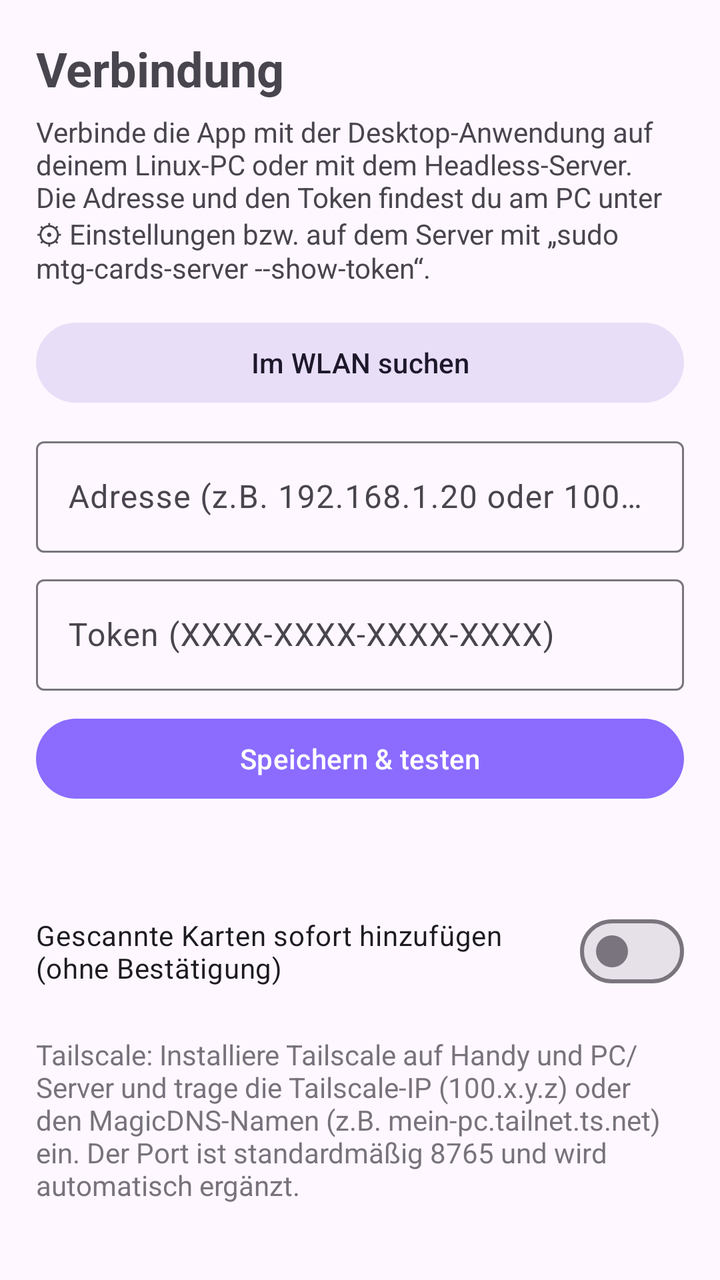
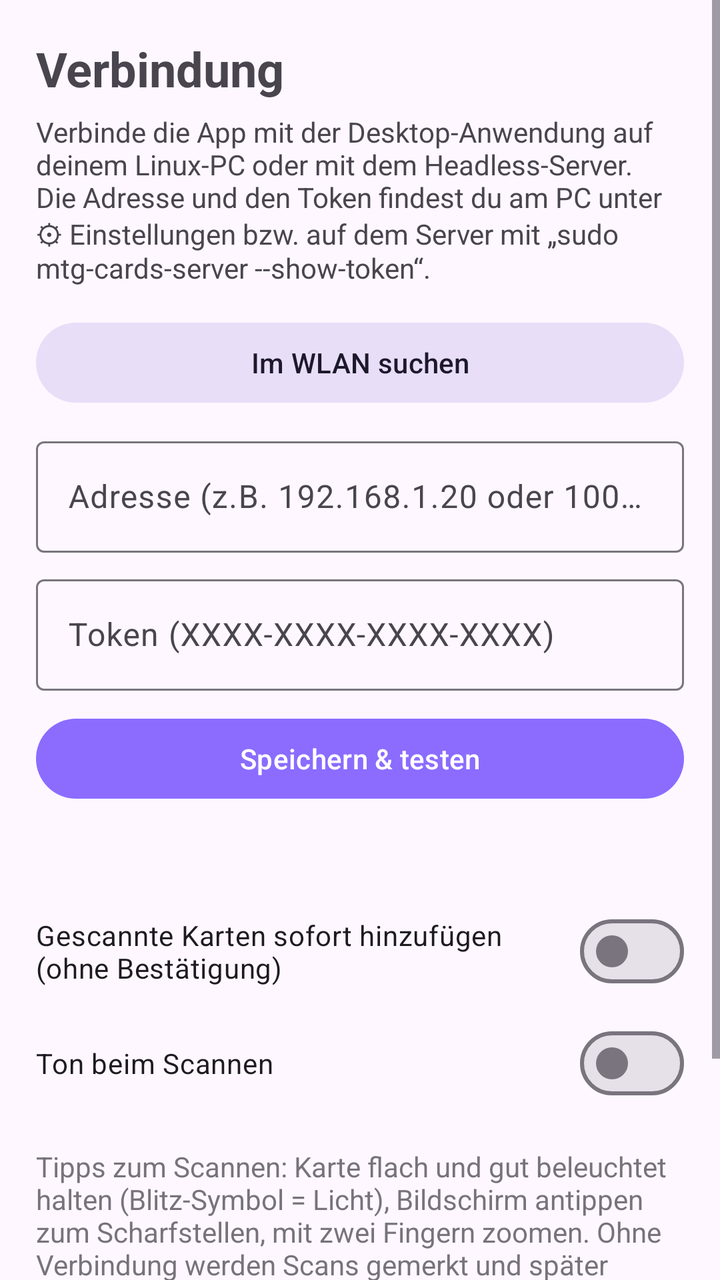

Compare the two renders of this Android layout. The source of the first and the diff that turns it into the second are given below.
<!-- AndroidManifest.xml: application theme Theme.MTGCards -->
<!-- res/layout/fragment_settings.xml -->
<?xml version="1.0" encoding="utf-8"?>
<ScrollView xmlns:android="http://schemas.android.com/apk/res/android"
    android:layout_width="match_parent"
    android:layout_height="match_parent">

    <LinearLayout
        android:layout_width="match_parent"
        android:layout_height="wrap_content"
        android:orientation="vertical"
        android:padding="18dp">

        <TextView
            android:layout_width="wrap_content"
            android:layout_height="wrap_content"
            android:text="Verbindung"
            android:textSize="24sp"
            android:textStyle="bold" />

        <TextView
            android:layout_width="match_parent"
            android:layout_height="wrap_content"
            android:layout_marginTop="6dp"
            android:text="Verbinde die App mit der Desktop-Anwendung auf deinem Linux-PC oder mit dem Headless-Server. Die Adresse und den Token findest du am PC unter ⚙ Einstellungen bzw. auf dem Server mit „sudo mtg-cards-server --show-token“." />

        <Button
            android:id="@+id/btnDiscover"
            style="@style/Widget.Material3.Button.TonalButton"
            android:layout_width="match_parent"
            android:layout_height="wrap_content"
            android:layout_marginTop="14dp"
            android:text="Im WLAN suchen" />

        <com.google.android.material.textfield.TextInputLayout
            style="@style/Widget.Material3.TextInputLayout.OutlinedBox"
            android:layout_width="match_parent"
            android:layout_height="wrap_content"
            android:layout_marginTop="10dp"
            android:hint="Adresse (z.B. 192.168.1.20 oder 100.101.102.103)">

            <com.google.android.material.textfield.TextInputEditText
                android:id="@+id/serverUrl"
                android:layout_width="match_parent"
                android:layout_height="wrap_content"
                android:inputType="textUri" />
        </com.google.android.material.textfield.TextInputLayout>

        <com.google.android.material.textfield.TextInputLayout
            style="@style/Widget.Material3.TextInputLayout.OutlinedBox"
            android:layout_width="match_parent"
            android:layout_height="wrap_content"
            android:layout_marginTop="8dp"
            android:hint="Token (XXXX-XXXX-XXXX-XXXX)">

            <com.google.android.material.textfield.TextInputEditText
                android:id="@+id/token"
                android:layout_width="match_parent"
                android:layout_height="wrap_content"
                android:inputType="textCapCharacters|textNoSuggestions" />
        </com.google.android.material.textfield.TextInputLayout>

        <Button
            android:id="@+id/btnSave"
            android:layout_width="match_parent"
            android:layout_height="wrap_content"
            android:layout_marginTop="10dp"
            android:text="Speichern &amp; testen" />

        <TextView
            android:id="@+id/result"
            android:layout_width="match_parent"
            android:layout_height="wrap_content"
            android:layout_marginTop="10dp"
            android:textSize="15sp" />

        <com.google.android.material.materialswitch.MaterialSwitch
            android:id="@+id/autoAddSetting"
            android:layout_width="match_parent"
            android:layout_height="wrap_content"
            android:layout_marginTop="18dp"
            android:text="Gescannte Karten sofort hinzufügen (ohne Bestätigung)" />

        <TextView
            android:layout_width="match_parent"
            android:layout_height="wrap_content"
            android:layout_marginTop="18dp"
            android:alpha="0.75"
            android:text="Tailscale: Installiere Tailscale auf Handy und PC/Server und trage die Tailscale-IP (100.x.y.z) oder den MagicDNS-Namen (z.B. mein-pc.tailnet.ts.net) ein. Der Port ist standardmäßig 8765 und wird automatisch ergänzt." />
    </LinearLayout>
</ScrollView>
<!-- resources referenced by this layout -->
<resources>
  <style name="Theme.MTGCards" parent="Theme.Material3.DayNight.NoActionBar">
          <item name="colorPrimary">@color/accent</item>
          <item name="colorSecondary">@color/gold</item>
          <item name="colorPrimaryContainer">@color/accent</item>
          <item name="colorOnPrimaryContainer">#FFFFFF</item>
      </style>
  <color name="accent">#8B6CFF</color>
  <color name="gold">#E2A03F</color>
</resources>

<!-- the commit's change to res/layout/fragment_settings.xml (unified diff, before → after) -->
@@ -79,11 +79,18 @@
             android:layout_marginTop="18dp"
             android:text="Gescannte Karten sofort hinzufügen (ohne Bestätigung)" />
 
+        <com.google.android.material.materialswitch.MaterialSwitch
+            android:id="@+id/soundSetting"
+            android:layout_width="match_parent"
+            android:layout_height="wrap_content"
+            android:layout_marginTop="8dp"
+            android:text="Ton beim Scannen" />
+
         <TextView
             android:layout_width="match_parent"
             android:layout_height="wrap_content"
             android:layout_marginTop="18dp"
             android:alpha="0.75"
-            android:text="Tailscale: Installiere Tailscale auf Handy und PC/Server und trage die Tailscale-IP (100.x.y.z) oder den MagicDNS-Namen (z.B. mein-pc.tailnet.ts.net) ein. Der Port ist standardmäßig 8765 und wird automatisch ergänzt." />
+            android:text="Tipps zum Scannen: Karte flach und gut beleuchtet halten (Blitz-Symbol = Licht), Bildschirm antippen zum Scharfstellen, mit zwei Fingern zoomen. Ohne Verbindung werden Scans gemerkt und später automatisch nachgetragen.\n\nTailscale: Installiere Tailscale auf Handy und PC/Server und trage die Tailscale-IP (100.x.y.z) oder den MagicDNS-Namen (z.B. mein-pc.tailnet.ts.net) ein. Der Port ist standardmäßig 8765 und wird automatisch ergänzt." />
     </LinearLayout>
 </ScrollView>
